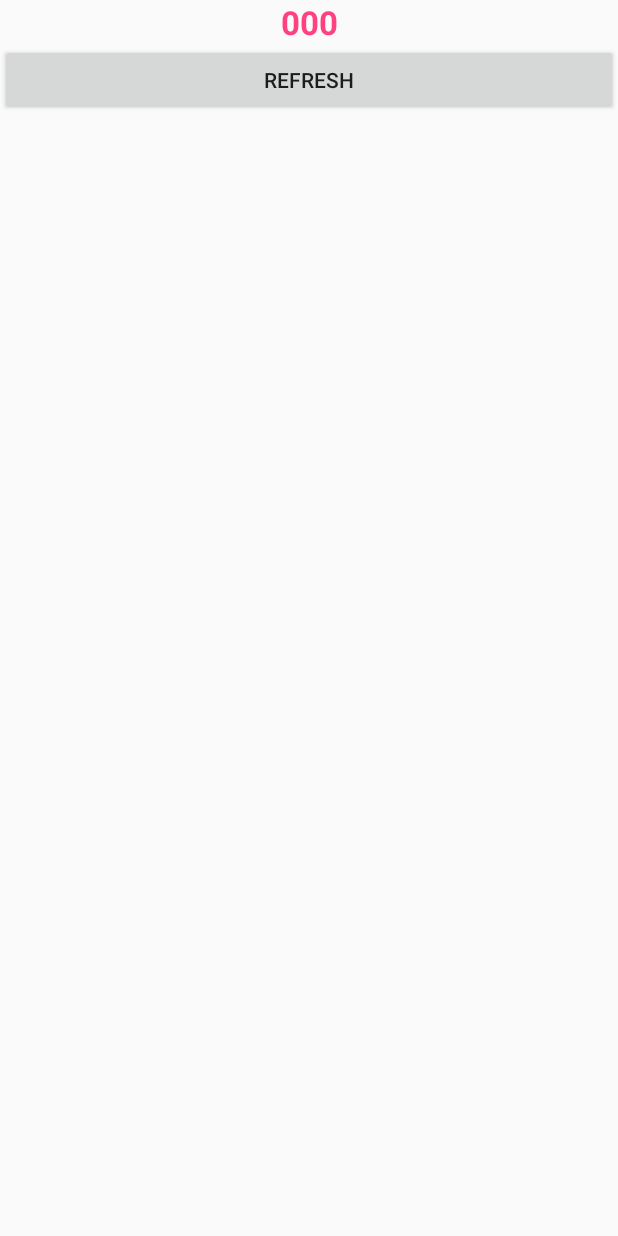
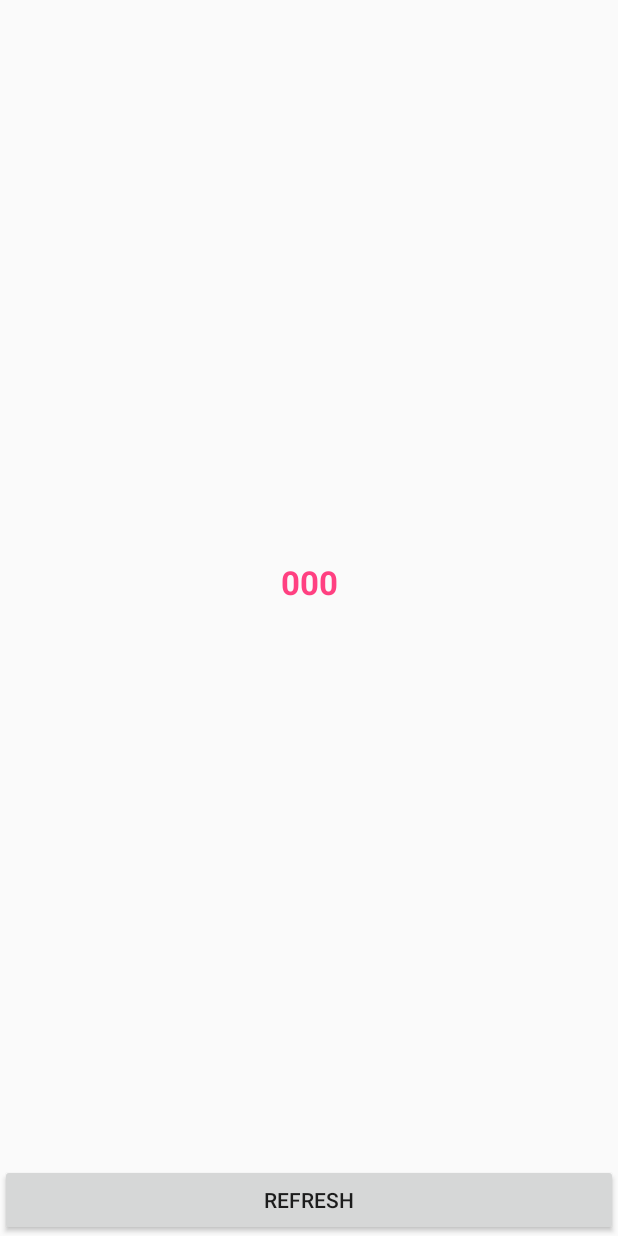
Before and after one commit to juanmendez/Learning-Android-Widgets, an Android app: the layout widget_demo.xml on its own in the app's theme, with its tools: preview values and no code run, on a phone screen of 412 x 824 dp. Run offline under Robolectric (Android 15) with nearby library versions, the phone set to English and light mode, and no system bars.

```diff
--- a/app/src/main/res/layout/widget_demo.xml
+++ b/app/src/main/res/layout/widget_demo.xml
@@ -1,6 +1,5 @@
 <?xml version="1.0" encoding="utf-8"?>
 <LinearLayout xmlns:android="http://schemas.android.com/apk/res/android"
-    xmlns:tools="http://schemas.android.com/tools"
     android:orientation="vertical"
     android:layout_width="match_parent"
     android:layout_height="match_parent"
@@ -9,7 +8,8 @@
     <TextView
         android:id="@+id/textView"
         android:layout_width="match_parent"
-        android:layout_height="wrap_content"
+        android:layout_height="match_parent"
+        android:layout_weight="1"
         android:gravity="center"
         android:text="000"
         android:textColor="@color/colorAccent"
--- a/app/src/main/res/xml/simple_widget_info.xml
+++ b/app/src/main/res/xml/simple_widget_info.xml
@@ -5,6 +5,5 @@
     android:updatePeriodMillis="1800000"
     android:initialLayout="@layout/widget_demo"
     android:resizeMode="horizontal|vertical"
-    android:widgetCategory="home_screen|keyguard"
     android:previewImage="@drawable/widget_intro">
 </appwidget-provider>
--- a/build.gradle
+++ b/build.gradle
@@ -1,5 +1,3 @@
-// Top-level build file where you can add configuration options common to all sub-projects/modules.
-
 buildscript {
     repositories {
         jcenter()
@@ -7,9 +5,6 @@ buildscript {
     dependencies {
         classpath 'com.android.tools.build:gradle:2.3.0'
         classpath 'me.tatarka:gradle-retrolambda:3.5.0'
-
-        // NOTE: Do not place your application dependencies here; they belong
-        // in the individual module build.gradle files
     }
 }
 
```
Also changed, not shown: app/src/main/AndroidManifest.xml (+8 -0 lines), app/src/main/java/info/juanmendez/androidwidget/OurWidgetProvider.java (added, +52 -0 lines), app/src/main/res/drawable/widget_intro.png.
